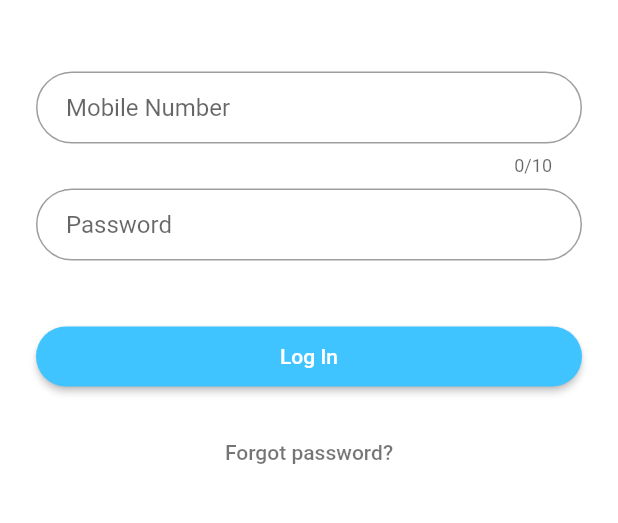
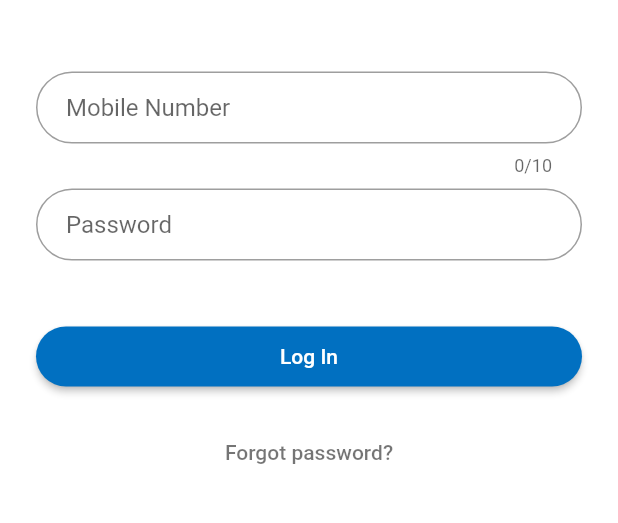
Before and after one commit to azharmarmu/bizwy_flutter, a Flutter app: the screen it shows after launch, after a tap on "Log In", on a phone screen of 412 x 824 dp, the part 446-969 px from its top. Run offline on Flutter 3.47's test engine with Material 2 defaults, Android fonts, the phone set to English and light mode, and no system bars; our stand-ins replace sqflite; accounts and stored records are empty; Roboto replaces fonts that are missing (Montserrat).

Commit message:
Adding login with sqlite

```diff
--- a/lib/database/DBHelper.dart
+++ b/lib/database/DBHelper.dart
@@ -1,7 +1,7 @@
 import 'dart:async';
 import 'dart:io' as io;
 
-import 'package:bizwy_flutter/model/LoginModel.dart';
+import 'package:bizwy_flutter/sql_model/LoginModel.dart';
 import 'package:path/path.dart';
 import 'package:path_provider/path_provider.dart';
 import 'package:sqflite/sqflite.dart';
@@ -16,18 +16,18 @@ class DatabaseHelper {
 
   /*User Table*/
   static final String loginDetails = "LoginDetails";
-  static final String userEmail = "Email";
-  static final String userId = "userid";
-  static final String userFirstName = "FirstName";
-  static final String userLastName = "LastName";
-  static final String userMobileNumber = "MobileNumber";
-  static final String userType = "UserType";
-  static final String userPhoto = "UserPhoto";
-  static final String catalogueId = "CatalogueId";
-  static final String companyId = "CompanyId";
-  static final String lobId = "LobId";
-  static final String branchId = "branchid";
-  static final String loginTime = "LoginTime";
+  static final String userEmail = "email";
+  static final String userId = "user_id";
+  static final String userFirstName = "first_name";
+  static final String userLastName = "last_name";
+  static final String userMobileNumber = "user_mobile";
+  static final String userType = "user_type";
+  static final String userPhoto = "user_photo";
+  static final String catalogueId = "catalogue_id";
+  static final String companyId = "user_company_id";
+  static final String lobId = "lob_id";
+  static final String branchId = "branch_id";
+  static final String loginTime = "login_time";
 
   /*Company Table*/
   static final String companyDetails = "CompanyDetails";
@@ -221,6 +221,24 @@ class DatabaseHelper {
         " TEXT)");
   }
 
+  Future<int> addAdminDetails(LoginModel loginModel) async {
+    var dbClient = await db;
+    int res = await dbClient.insert(adminLoginDetails, loginModel.toMap());
+    print(res);
+    return res;
+  }
+
+  Future<List<LoginModel>> getAdminLoginDetails() async {
+    var dbClient = await db;
+    List<Map> list =
+        await dbClient.rawQuery('SELECT * FROM ' + adminLoginDetails);
+    print("Admin: $list");
+    List<LoginModel> users = new List();
+    for (int i = 0; i < list.length; i++) {
+      users.add(LoginModel.map(list[i]));
+    }
+    return users;
+  }
 
   Future<int> addLoginDetails(LoginModel loginModel) async {
     var dbClient = await db;
@@ -231,22 +249,10 @@ class DatabaseHelper {
   Future<List<LoginModel>> getLoginDetails() async {
     var dbClient = await db;
     List<Map> list = await dbClient.rawQuery('SELECT * FROM ' + loginDetails);
+    print("Login: $list");
     List<LoginModel> users = new List();
     for (int i = 0; i < list.length; i++) {
-      LoginModel loginModel = new LoginModel();
-      loginModel.userId = list[i]['userId'];
-      loginModel.userEmail = list[i]['userEmail'];
-      loginModel.userFirstName = list[i]['userFirstName'];
-      loginModel.userLastName = list[i]['userLastName'];
-      loginModel.userType = list[i]['userType'];
-      loginModel.userPhoto = list[i]['userPhoto'];
-      loginModel.catalogueId = list[i]['catalogueId'];
-      loginModel.companyId = list[i]['companyId'];
-      loginModel.lobId = list[i]['lobId'];
-      loginModel.branchId = list[i]['branchId'];
-      loginModel.loginTime = list[i]['loginTime'];
-      loginModel.userMobileNumber = list[i]['userMobileNumber'];
-      users.add(loginModel);
+      users.add(LoginModel.map(list[i]));
     }
     return users;
   }
--- a/lib/main.dart
+++ b/lib/main.dart
@@ -1,4 +1,6 @@
 import 'package:bizwy_flutter/pages/LandingPage.dart';
+import 'package:bizwy_flutter/pages/LoginPage.dart';
+import 'package:bizwy_flutter/utils/Theme.dart' as Theme;
 import 'package:flutter/material.dart';
 
 void main() => runApp(MyApp());
@@ -8,11 +10,9 @@ class MyApp extends StatelessWidget {
   @override
   Widget build(BuildContext context) {
     return MaterialApp(
-      title: 'Flutter Demo',
-      theme: ThemeData(
-        primarySwatch: Colors.blue,
-      ),
-      home: LandingPage(),
+      title: 'Bizwy Demo',
+      theme: Theme.themeData,
+      home: LoginPage(),
     );
   }
 }
--- a/lib/pages/LoginPage.dart
+++ b/lib/pages/LoginPage.dart
@@ -1,9 +1,13 @@
+import 'package:bizwy_flutter/sql_model/LoginModel.dart';
+import 'package:bizwy_flutter/pages/LandingPage.dart';
+import 'package:bizwy_flutter/presenter/LoginPresenter.dart';
 import 'package:bizwy_flutter/utils/Api.dart';
 import 'package:flutter/cupertino.dart';
 import 'package:flutter/material.dart';
 import 'package:flutter/services.dart';
 import 'package:http/http.dart' as http;
 import 'dart:convert' as convert;
+import 'package:bizwy_flutter/utils/Theme.dart' as Theme;
 
 class LoginPage extends StatefulWidget {
   @override
@@ -13,6 +17,35 @@ class LoginPage extends StatefulWidget {
 class _LoginPageState extends State<LoginPage> {
   final phoneController = TextEditingController();
   final passwordController = TextEditingController();
+  LoginPresenter loginPresenter;
+  List<LoginModel> data;
+
+  bool loggedIn = true;
+  Widget bodyProgress = Center(child: CircularProgressIndicator());
+
+  @override
+  void initState() {
+    super.initState();
+    loginPresenter = new LoginPresenter();
+    getUserData();
+  }
+
+  Future getUserData() async {
+    data = await loginPresenter.getUser();
+    if (data != null) {
+      if (data.length > 0) {
+        landingWidget(context);
+      } else {
+        setState(() {
+          loggedIn = false;
+        });
+      }
+    } else {
+      setState(() {
+        loggedIn = false;
+      });
+    }
+  }
 
   @override
   Widget build(BuildContext context) {
@@ -56,7 +89,7 @@ class _LoginPageState extends State<LoginPage> {
         ),
         onPressed: () => fetchLogin(context),
         padding: EdgeInsets.all(12),
-        color: Colors.lightBlueAccent,
+        color: Theme.myColor[50],
         child: Text('Log In', style: TextStyle(color: Colors.white)),
       ),
     );
@@ -69,9 +102,7 @@ class _LoginPageState extends State<LoginPage> {
       onPressed: () => fetchLogin(context),
     );
 
-    return new Scaffold(
-      backgroundColor: Colors.white,
-      body: Center(
+    final bodyWidget = Center(
       child: ListView(
         shrinkWrap: true,
         padding: EdgeInsets.only(left: 24.0, right: 24.0),
@@ -86,7 +117,10 @@ class _LoginPageState extends State<LoginPage> {
           forgotLabel
         ],
       ),
-      ),
+    );
+    return Scaffold(
+      backgroundColor: Colors.white,
+      body: loggedIn ? bodyProgress : bodyWidget,
     );
   }
 
@@ -94,29 +128,27 @@ class _LoginPageState extends State<LoginPage> {
 
   fetchLogin(BuildContext context) async {
     try {
-      Map<String, String> params = new Map();
-
-      final json = {};
-
-      json['user_mobile'] = phoneController.text;
-      json['user_pin'] = passwordController.text;
-      json['key_fcm'] = 'hfdaobadjcjolb';
-
-      print('JSON:' + json.toString());
+      Map<String, String> map = {};
+      map['user_mobile'] = phoneController.text;
+      map['user_pin'] = passwordController.text;
+      map['key_fcm'] =
+          "d6h2JWBW7Zo:APA91bGZlA91GtRR2dltssklA-Iv_sWTUVwD1xrByxwnkuzsFG87s5P71Y17Ugta740DP0Xs723EV0t_6PH8K8Gw3Ru8epILETfpG4D8QwMXIoOy5GsCKCjg8UApYu2Fu7VrbJPAlGbf";
 
       final String encrypted = await platform
-          .invokeMethod('getEncryptedValue()', {"input": json.toString()});
-      print('Encrypted JSON:$encrypted%.');
+          .invokeMethod('getEncryptedValue', {"input": convert.jsonEncode(map)});
 
-      params['json_data'] = encrypted;
-
-      print(params.toString());
-      final response = await http.post(Api.loginApi, body: params);
+      final response =
+          await http.post(Api.loginApi, body: {'json_data': encrypted});
 
       if (response.statusCode == 200) {
-        // If server returns an OK response, parse the JSON
-        var jsonResponse = convert.jsonDecode(response.body);
-        print(jsonResponse.toString());
+        Map jsonResponse = convert.jsonDecode(response.body);
+        if (jsonResponse['error_flag'] == false) {
+          LoginModel loginModel = new LoginModel.map(jsonResponse['data']);
+          LoginPresenter()
+              .addUser(loginModel)
+              .then((res) => landingWidget(context))
+              .catchError((onError) => print(onError.toString()));
+        }
       } else {
         print("Request failed with status: ${response.statusCode}.");
       }
@@ -124,4 +156,12 @@ class _LoginPageState extends State<LoginPage> {
       print(e);
     }
   }
+
+  landingWidget(BuildContext context) {
+    return Navigator.pushAndRemoveUntil(
+      context,
+      MaterialPageRoute(builder: (context) => LandingPage()),
+      ModalRoute.withName('/'),
+    );
   }
+}
--- a/lib/utils/Api.dart
+++ b/lib/utils/Api.dart
@@ -2,11 +2,30 @@ class Api {
   static const _API_KEY = "asdbaklsadfkasdlfkasdjfl";
 
   /*DEV*/
-  //static String domainUrl = "http://ide18.com/dev/";
+  static String domainUrl = "http://ide18.com/dev/";
   /*QA*/
   //static String domainUrl = "http://ide18.com/";
   /*Live*/
-  static String domainUrl = "https://momasama.bizwy.com/";
+  //static String domainUrl = "https://momasama.bizwy.com/";
 
   static String loginApi = domainUrl + "log_api.php";
 }
+
+class Constants{
+  //Users
+  static String admin = "1";
+
+  //Params
+  static String userId = "user_id";
+  static String email = "email";
+  static String firstName = "first_name";
+  static String lastName = "last_name";
+  static String userPhoto = "user_photo";
+  static String userMobile = "user_mobile";
+  static String userCompanyId = "user_company_id";
+  static String userType = "user_type";
+  static String catalogueId = "catalogue_id";
+  static String lobId = "lob_id";
+  static String branchId = "branch_id";
+  static String loginTime = "login_time";
+}
--- /dev/null
+++ b/lib/utils/Theme.dart
@@ -0,0 +1,29 @@
+import 'dart:ui';
+import 'package:flutter/material.dart';
+
+const MaterialColor myColor = const MaterialColor(
+  0xff0170C1,
+  const <int, Color>{
+    50: const Color(0xff0170C1),
+    100: const Color(0xff004690),
+    500: const Color(0xffF26E68),
+  },
+);
+
+final ThemeData themeData = ThemeData(
+// Define the default Brightness and Colors
+  brightness: Brightness.light,
+  primaryColor: myColor[50],
+  accentColor: myColor[500],
+
+// Define the default Font Family
+  fontFamily: 'Montserrat',
+
+// Define the default TextTheme. Use this to specify the default
+// text styling for headlines, titles, bodies of text, and more.
+  textTheme: TextTheme(
+    headline: TextStyle(fontSize: 72.0, fontWeight: FontWeight.bold),
+    title: TextStyle(fontSize: 36.0, fontStyle: FontStyle.italic),
+    body1: TextStyle(fontSize: 14.0, fontFamily: 'Hind'),
+  ),
+);
--- a/pubspec.yaml
+++ b/pubspec.yaml
@@ -45,6 +45,7 @@ flutter:
     - assets/bizwy_logo.png
     - assets/app_icon.png
     - assets/background.png
+    - assets/maxresdefault.png
   #  - images/a_dot_burr.jpeg
   #  - images/a_dot_ham.jpeg
 
```
Also changed, not shown: lib/pages/LandingPage.dart (+154 -56 lines), lib/pages/ProfilePage.dart (added, +95 -0 lines), lib/presenter/LoginPresenter.dart (+17 -2 lines), lib/request_model/LoginApi.dart (added, +26 -0 lines), lib/sql_model/LoginModel.dart (renamed from lib/model/LoginModel.dart, +44 -28 lines), lib/utils/Strings.dart (added, +29 -0 lines), lib/widgets/AppBarWidget.dart (added, +34 -0 lines), lib/widgets/CircleButtonWidget.dart (added, +46 -0 lines), assets/maxresdefault.png (added), 1 other file. Lines whose indentation alone changed are shown as unchanged.
